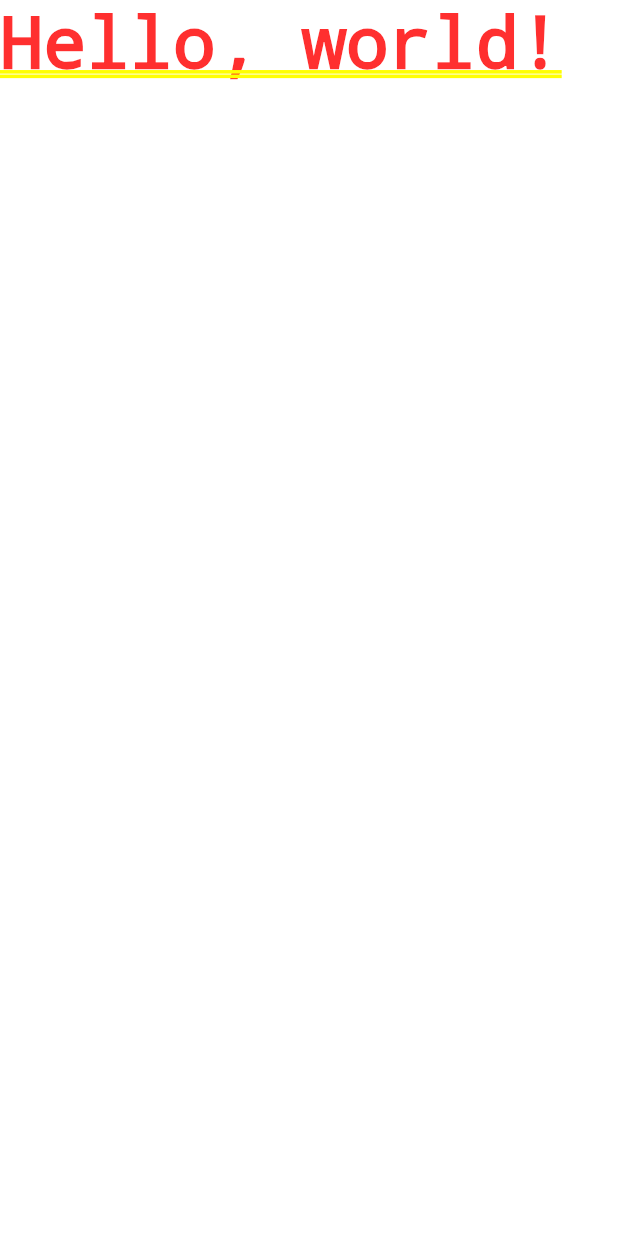
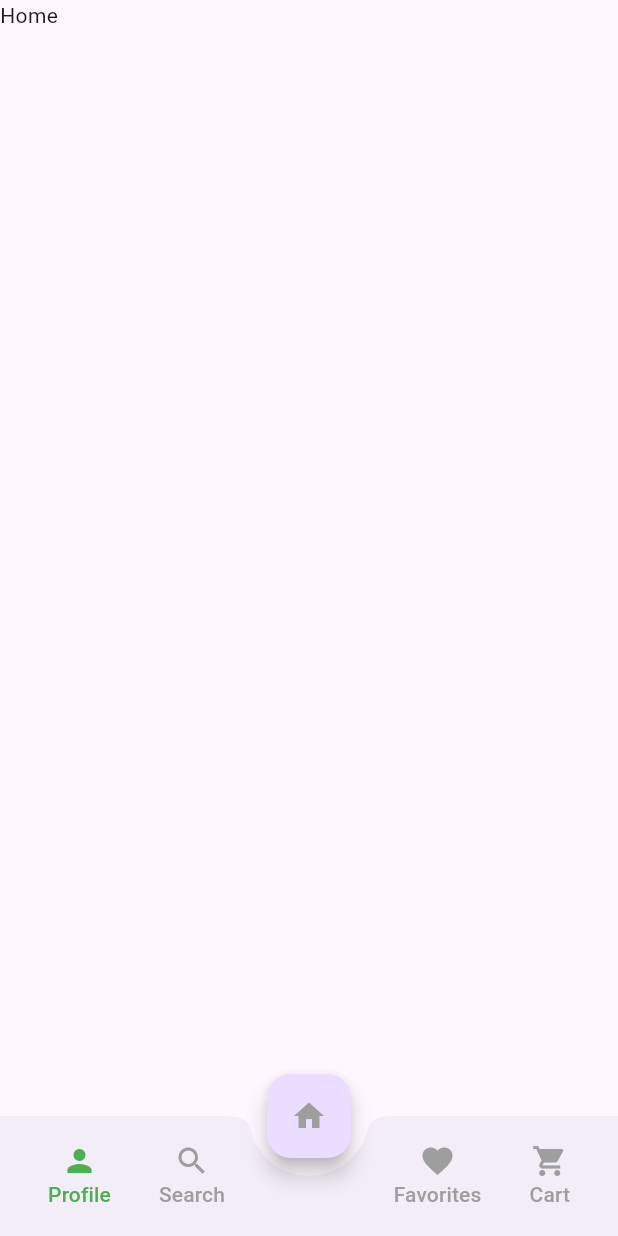
Before and after one commit to Ramez-sherif/ecommerce, a Flutter app: the screen it shows after launch, on a phone screen of 412 x 824 dp. Run offline on Flutter 3.47's test engine with Material 3 defaults, Android fonts, the phone set to English and light mode, and no system bars.

Commit message:
home bottom navigation bar

```diff
--- a/lib/main.dart
+++ b/lib/main.dart
@@ -17,6 +17,7 @@ class MyApp extends StatelessWidget {
         useMaterial3: true,
       ),
       home: const HomePage(),
+      debugShowCheckedModeBanner: false,
     );
   }
 }
--- a/lib/pages/home.dart
+++ b/lib/pages/home.dart
@@ -1,10 +1,102 @@
 import 'package:flutter/material.dart';
 
-class HomePage extends StatelessWidget {
+class HomePage extends StatefulWidget {
   const HomePage({Key? key}) : super(key: key);
 
   @override
+  State<HomePage> createState() => _HomePageState();
+}
+
+class _HomePageState extends State<HomePage> {
+  int currentTab = 0;
+  final List<Widget> screens = [
+    const Text('Profile'),
+    const Text('Search'),
+    const Text('Home'),
+    const Text('Favorites'),
+    const Text('Cart'),
+  ];
+
+  final PageStorageBucket bucket = PageStorageBucket();
+  Widget currentScreen = const Text('Home');
+
+  @override
   Widget build(BuildContext context) {
-    return const Text('Hello, world!');
+    return SafeArea(
+      child: Scaffold(
+        body: PageStorage(
+          bucket: bucket,
+          child: currentScreen,
+        ),
+        floatingActionButton: FloatingActionButton(
+          onPressed: () {
+            _updateScreen(2, const Text('Home'));
+          },
+          child: Icon(
+            Icons.home,
+            color: _getColor(2),
+          ),
+        ),
+        floatingActionButtonLocation:
+            FloatingActionButtonLocation.miniCenterDocked,
+        bottomNavigationBar: BottomAppBar(
+          shape: const CircularNotchedRectangle(),
+          notchMargin: 12,
+          child: SizedBox(
+            height: 70,
+            child: Row(
+              mainAxisAlignment: MainAxisAlignment.spaceBetween,
+              children: [
+                Row(
+                  children: [
+                    _createItemBar(Icons.person, 0, 'Profile'),
+                    _createItemBar(Icons.search, 1, 'Search'),
+                  ],
+                ),
+                Row(
+                  children: [
+                    _createItemBar(Icons.favorite, 3, 'Favorites'),
+                    _createItemBar(Icons.shopping_cart, 4, 'Cart'),
+                  ],
+                ),
+              ],
+            ),
+          ),
+        ),
+      ),
+    );
+  }
+
+  Widget _createItemBar(IconData icon, int index, String text) {
+    return MaterialButton(
+      splashColor: Colors.transparent,
+      minWidth: 40,
+      onPressed: () {
+        _updateScreen(index, screens[index]);
+      },
+      child: Column(
+        mainAxisAlignment: MainAxisAlignment.center,
+        children: [
+          Icon(icon, color: _getColor(index)),
+          Text(
+            text,
+            style: TextStyle(
+              color: _getColor(index),
+            ),
+          ),
+        ],
+      ),
+    );
+  }
+
+  Color _getColor(int index) {
+    return currentTab == index ? Colors.green : Colors.grey;
+  }
+
+  void _updateScreen(int index, Widget screen) {
+    setState(() {
+      currentScreen = screen;
+      currentTab = index;
+    });
   }
 }
```
